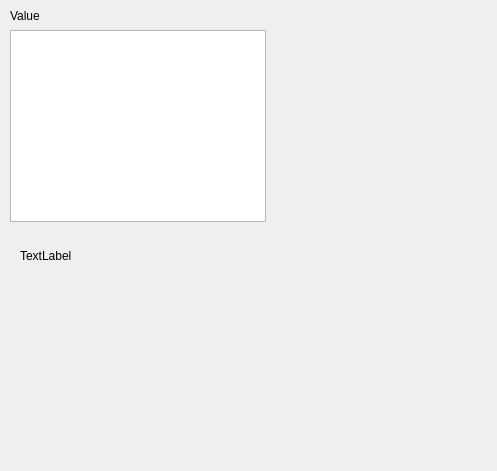
This is Interface/Trend_window.ui in LeeDaeil/CNS_Platform as Qt 5 draws it before an edit. The edited form follows.
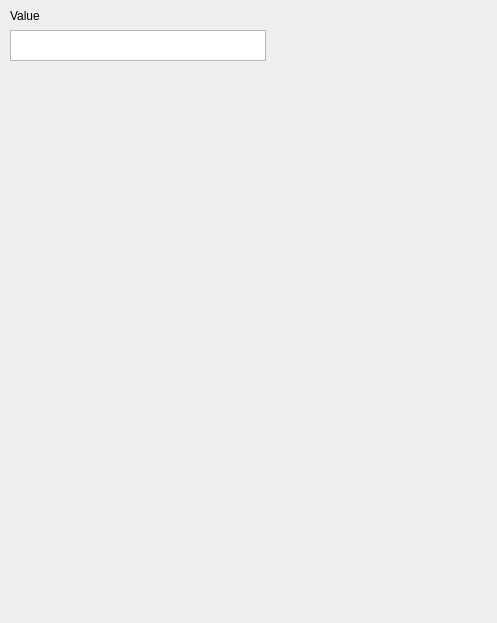
This is the edited form.

```diff
--- a/Interface/Trend_window.ui
+++ b/Interface/Trend_window.ui
@@ -7,7 +7,7 @@
     <x>0</x>
     <y>0</y>
     <width>497</width>
-    <height>471</height>
+    <height>623</height>
    </rect>
   </property>
   <property name="windowTitle">
@@ -32,23 +32,10 @@
      <x>10</x>
      <y>30</y>
      <width>256</width>
-     <height>192</height>
+     <height>31</height>
     </rect>
    </property>
   </widget>
-  <widget class="QLabel" name="label">
-   <property name="geometry">
-    <rect>
-     <x>20</x>
-     <y>250</y>
-     <width>56</width>
-     <height>12</height>
-    </rect>
-   </property>
-   <property name="text">
-    <string>TextLabel</string>
-   </property>
-  </widget>
  </widget>
  <resources/>
  <connections/>
```
